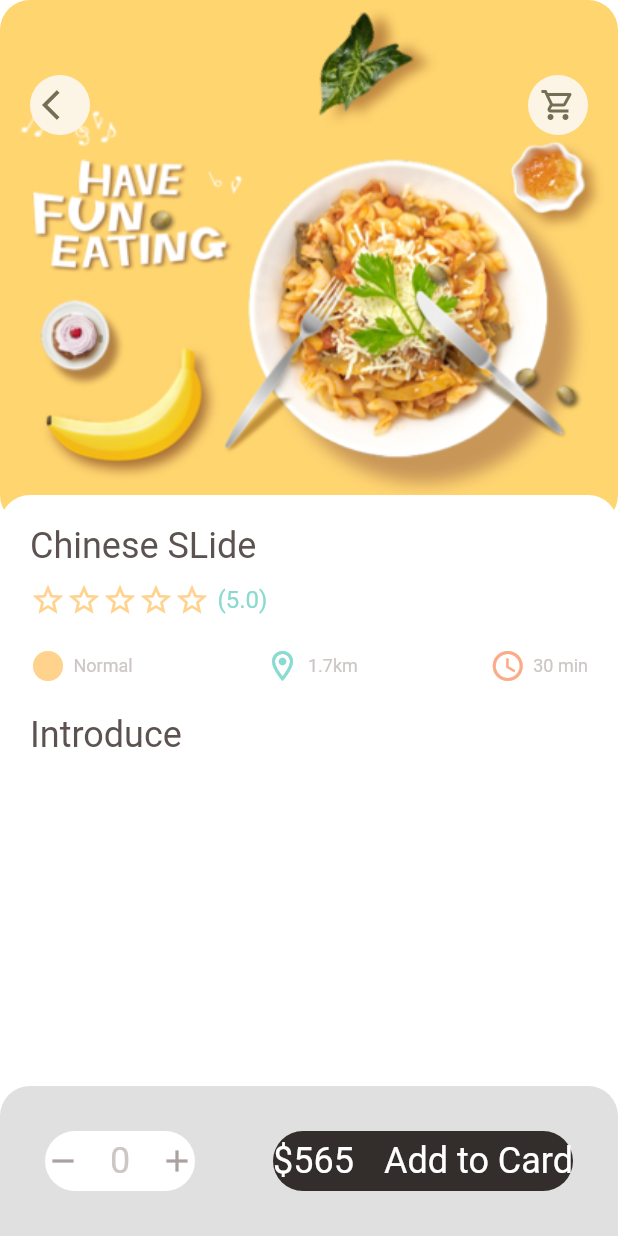
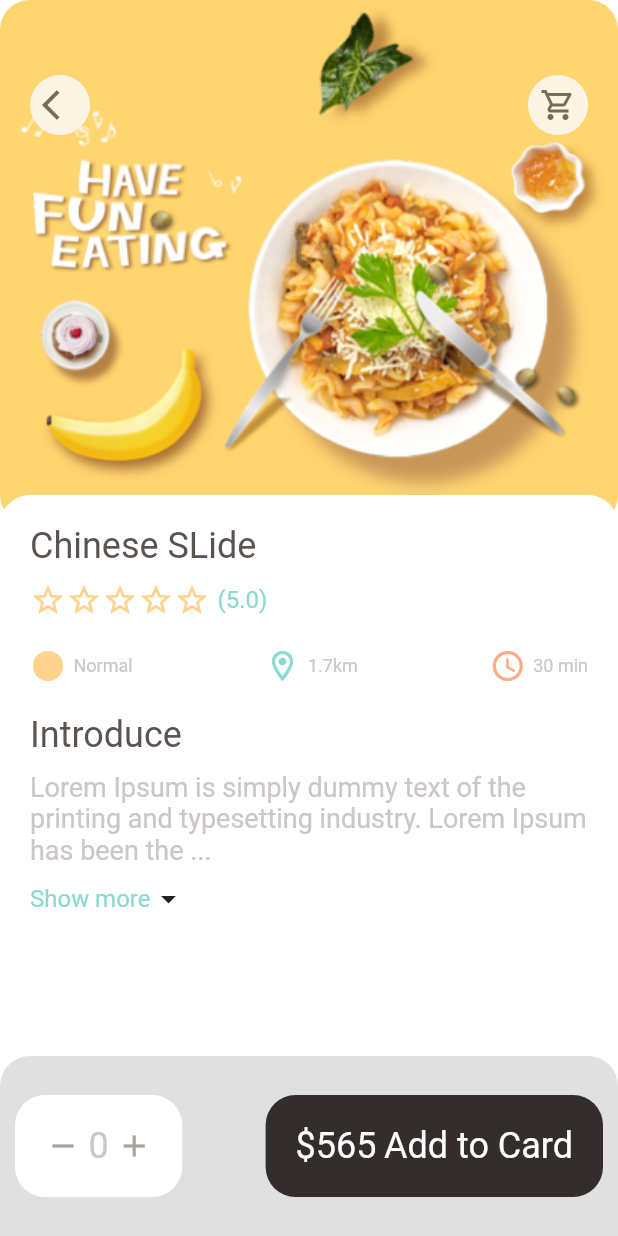
Before and after one commit to rajan-poudel/Food-App, a Flutter app: the screen it shows after launch, on a phone screen of 412 x 824 dp. Run offline on Flutter 3.47's test engine with Material 2 defaults, Android fonts, the phone set to English and light mode, and no system bars; our stand-ins replace dots_indicator; missing offline and left inert: dart:js.

Commit message:
feature:complete Popular food page

```diff
--- a/lib/screen/food/popular_food_details.dart
+++ b/lib/screen/food/popular_food_details.dart
@@ -76,15 +76,24 @@ class _PopularFoodDetailsState extends State<PopularFoodDetails> {
                       text: "Introduce",
                       color: AppColors.titleColor,
                     ),
-                    ExpandableText(text: "text")
+                    SizedBox(
+                      height: 10,
+                    ),
+                    Expanded(
+                      child: SingleChildScrollView(
+                          child: const ExpandableText(
+                              text:
+                                  "Lorem Ipsum is simply dummy text of the printing and typesetting industry. Lorem Ipsum has been the industry's standard dummy text ever since the 1500s, when an unknown printer took a galley of type and scrambled it to make a type specimen book. It has survived not only five centuries, but also the leap into electronic typesetting, remaining essentially unchanged. It was popularised in the 1960s with the release of Letraset sheets containing Lorem Ipsum passages, and more recently with desktop publishing software like Aldus PageMaker including versions of Lorem Ipsum")),
+                    ),
                   ],
                 )),
           ),
         ],
       ),
       bottomNavigationBar: Container(
-        height: 100,
-        padding: EdgeInsets.all(30),
+        height: 120,
+        padding: EdgeInsets.all(10),
+        // margin: EdgeInsets.all(20),
         decoration: BoxDecoration(
           color: Colors.black12,
           // color: AppColors.buttonBackgroundColor,
@@ -97,10 +106,10 @@ class _PopularFoodDetailsState extends State<PopularFoodDetails> {
           mainAxisAlignment: MainAxisAlignment.spaceBetween,
           children: [
             Container(
-              // padding:
-              //     EdgeInsets.only(top: 20, bottom: 20, left: 20, right: 20),
-              height: 50,
-              width: 100,
+              padding:
+                  EdgeInsets.only(top: 20, bottom: 20, left: 20, right: 20),
+              // height: 50,
+              // width: 100,
               decoration: BoxDecoration(
                   borderRadius: BorderRadius.circular(20), color: Colors.white),
               child: Row(
@@ -125,15 +134,15 @@ class _PopularFoodDetailsState extends State<PopularFoodDetails> {
               ),
             ),
             Container(
-              // padding:
-              //     EdgeInsets.only(top: 20, bottom: 20, left: 20, right: 20),
-              height: 50,
-              width: 200,
+              padding:
+                  EdgeInsets.only(top: 20, bottom: 20, left: 20, right: 20),
+              // height: 50,
+              // width: 200,
               decoration: BoxDecoration(
                   borderRadius: BorderRadius.circular(20),
                   color: AppColors.mainBlackColor),
               child: Row(
-                mainAxisAlignment: MainAxisAlignment.spaceBetween,
+                // mainAxisAlignment: MainAxisAlignment.spaceBetween,
                 children: [
                   BigText(
                     text: "\$565",
--- a/lib/widgets/expandable_text.dart
+++ b/lib/widgets/expandable_text.dart
@@ -1,12 +1,81 @@
+import 'dart:developer';
+
 import 'package:flutter/material.dart';
+import 'package:food_delivery/utils/colors.dart';
+import 'package:food_delivery/widgets/small_text.dart';
 
-class ExpandableText extends StatelessWidget {
+class ExpandableText extends StatefulWidget {
   final String text;
 
   const ExpandableText({Key? key, required this.text}) : super(key: key);
 
   @override
+  State<ExpandableText> createState() => _ExpandableTextState();
+}
+
+class _ExpandableTextState extends State<ExpandableText> {
+  late String firstHalf;
+  late String secondHalf;
+
+  bool hiddentext = true;
+
+  double textHeight = 100.0;
+  @override
+  void initState() {
+    super.initState();
+    print(widget.text.length);
+    if (widget.text.length > textHeight) {
+      firstHalf = widget.text.substring(0, textHeight.toInt());
+      secondHalf =
+          widget.text.substring(textHeight.toInt() + 1, widget.text.length);
+    } else {
+      firstHalf = widget.text;
+
+      secondHalf = "";
+    }
+  }
+
+  @override
   Widget build(BuildContext context) {
-    return Container();
+    return Container(
+      child: secondHalf.isEmpty
+          ? SmallText(
+              text: firstHalf,
+              size: 18,
+              color: AppColors.paraColor,
+            )
+          : Column(
+              crossAxisAlignment: CrossAxisAlignment.start,
+              children: [
+                SmallText(
+                  text: hiddentext
+                      ? (firstHalf + "...")
+                      : (firstHalf + secondHalf),
+                  color: AppColors.textColor,
+                  size: 18,
+                ),
+                SizedBox(
+                  height: 10,
+                ),
+                InkWell(
+                  onTap: () {
+                    setState(() {
+                      hiddentext = !hiddentext;
+                    });
+                  },
+                  child: Row(
+                    children: [
+                      hiddentext
+                          ? SmallText(text: "Show more")
+                          : SmallText(text: "Show less"),
+                      Icon(hiddentext
+                          ? Icons.arrow_drop_down
+                          : Icons.arrow_drop_up)
+                    ],
+                  ),
+                )
+              ],
+            ),
+    );
   }
 }
--- a/lib/widgets/small_text.dart
+++ b/lib/widgets/small_text.dart
@@ -4,22 +4,18 @@ class SmallText extends StatelessWidget {
   final String text;
   final Color color;
   double? size;
-  TextOverflow? overflow = TextOverflow.ellipsis;
 
-  SmallText(
-      {Key? key,
-      required this.text,
-      this.color = const Color(0xFF89dad0),
-      this.size = 16,
-      this.overflow})
-      : super(key: key);
+  SmallText({
+    Key? key,
+    required this.text,
+    this.color = const Color(0xFF89dad0),
+    this.size = 16,
+  }) : super(key: key);
 
   @override
   Widget build(BuildContext context) {
     return Text(
       text,
-      maxLines: 1,
-      overflow: overflow,
       style: TextStyle(
         color: color,
         fontSize: size,
```
Also changed, not shown: pubspec.yaml (+1 -7 lines), 4 other files.
